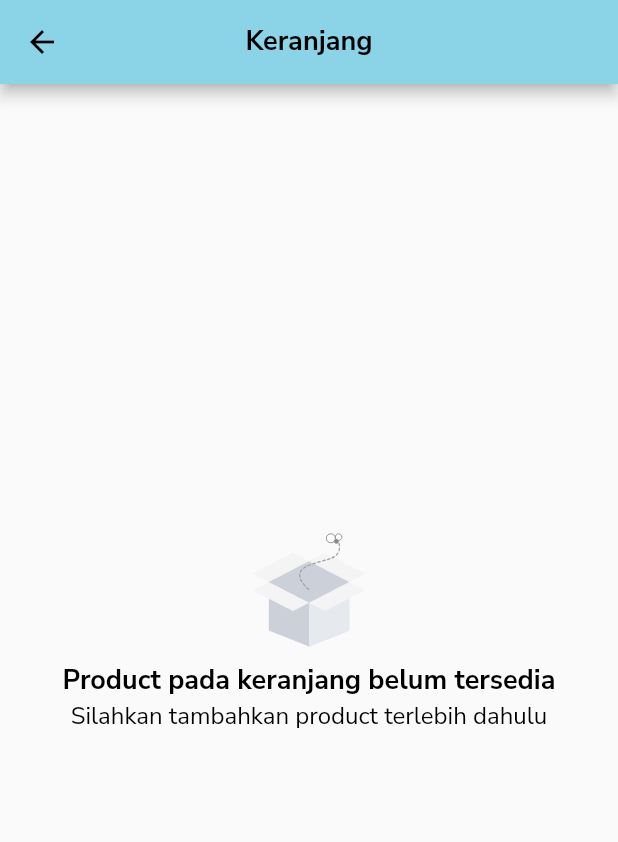
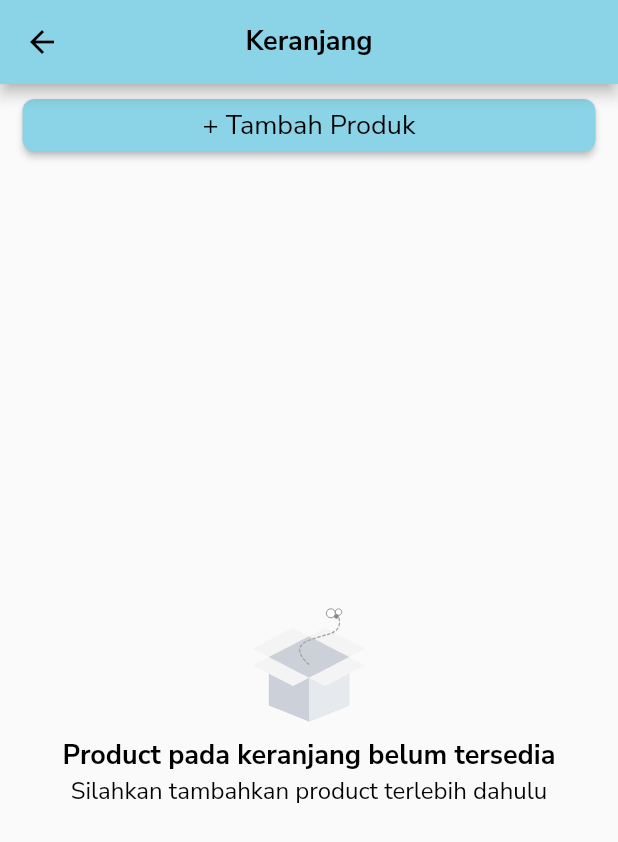
Before and after one commit to yahyaabdurr/borneo-toys-app, a Flutter app: the CartPage screen opened directly, on a phone screen of 412 x 824 dp. Shown: the top 842 px of the screen. Run offline on Flutter 3.47's test engine with Material 2 defaults, Android fonts, the phone set to English and light mode, and no system bars; drawn by our look-alikes of loading_overlay; our stand-ins replace cloud_firestore, firebase_auth, firebase_core, flutter_secure_storage, get, google_fonts and 4 more; accounts and stored records are empty.

Commit message:
update cart page for remove item

```diff
--- a/lib/pages/cart_page.dart
+++ b/lib/pages/cart_page.dart
@@ -92,6 +92,11 @@ class _CartPageState extends State<CartPage> {
               ),
             ),
           ),
+          child: WillPopScope(
+            onWillPop: () async {
+              Get.offAll(const HomePage());
+              return true;
+            },
             child: SafeArea(
               child: Scaffold(
                 appBar: AppBar(
@@ -119,6 +124,32 @@ class _CartPageState extends State<CartPage> {
                       const EdgeInsets.symmetric(horizontal: 15, vertical: 10),
                   child: Column(
                     children: [
+                      SizedBox(
+                        height: 35,
+                        width: double.infinity,
+                        child: ElevatedButton(
+                          onPressed: () {
+                            Get.to(const ProductPage());
+                          },
+                          style: ButtonStyle(
+                            backgroundColor:
+                                MaterialStateProperty.all(primaryColor),
+                            shape: MaterialStateProperty.all<
+                                RoundedRectangleBorder>(
+                              RoundedRectangleBorder(
+                                borderRadius: BorderRadius.circular(8.0),
+                              ),
+                            ),
+                          ),
+                          child: Text(
+                            "+ Tambah Produk",
+                            style: nunitoTextFont.copyWith(
+                              fontSize: 18,
+                            ),
+                          ),
+                        ),
+                      ),
+                      const SizedBox(height: 15),
                       provider.retrievedproductsList.isNotEmpty
                           ? ListView.separated(
                               shrinkWrap: true,
@@ -129,12 +160,9 @@ class _CartPageState extends State<CartPage> {
                                   ),
                               itemBuilder: (context, index) {
                                 return Dismissible(
-                                onDismissed: (direction) {
-                                  // await service.deleteEmployee(
-                                  //     retrievedEmployeeList![index]
-                                  //         .id
-                                  //         .toString());
-                                  // _dismiss();
+                                  onDismissed: (direction) async {
+                                    await provider.deleteCartItem(
+                                        provider.retrievedproductsList[index]);
                                   },
                                   background: Container(
                                     decoration: BoxDecoration(
@@ -155,8 +183,8 @@ class _CartPageState extends State<CartPage> {
                                   child: CartCard(
                                     product:
                                         provider.retrievedproductsList[index],
-                                  numOfProducts: provider
-                                          .cart?.items?[index].numOfProducts ??
+                                    numOfProducts: provider.cart?.items?[index]
+                                            .numOfProducts ??
                                         1,
                                   ),
                                 );
@@ -238,7 +266,8 @@ class _CartPageState extends State<CartPage> {
                                     },
                                     style: ButtonStyle(
                                       backgroundColor:
-                                        MaterialStateProperty.all(primaryColor),
+                                          MaterialStateProperty.all(
+                                              primaryColor),
                                       shape: MaterialStateProperty.all<
                                           RoundedRectangleBorder>(
                                         RoundedRectangleBorder(
@@ -262,6 +291,7 @@ class _CartPageState extends State<CartPage> {
                     : const SizedBox(),
               ),
             ),
+          ),
         );
       },
     );
```
Also changed, not shown: lib/controller/cart_controller.dart (+34 -4 lines). Lines whose indentation alone changed are shown as unchanged.
